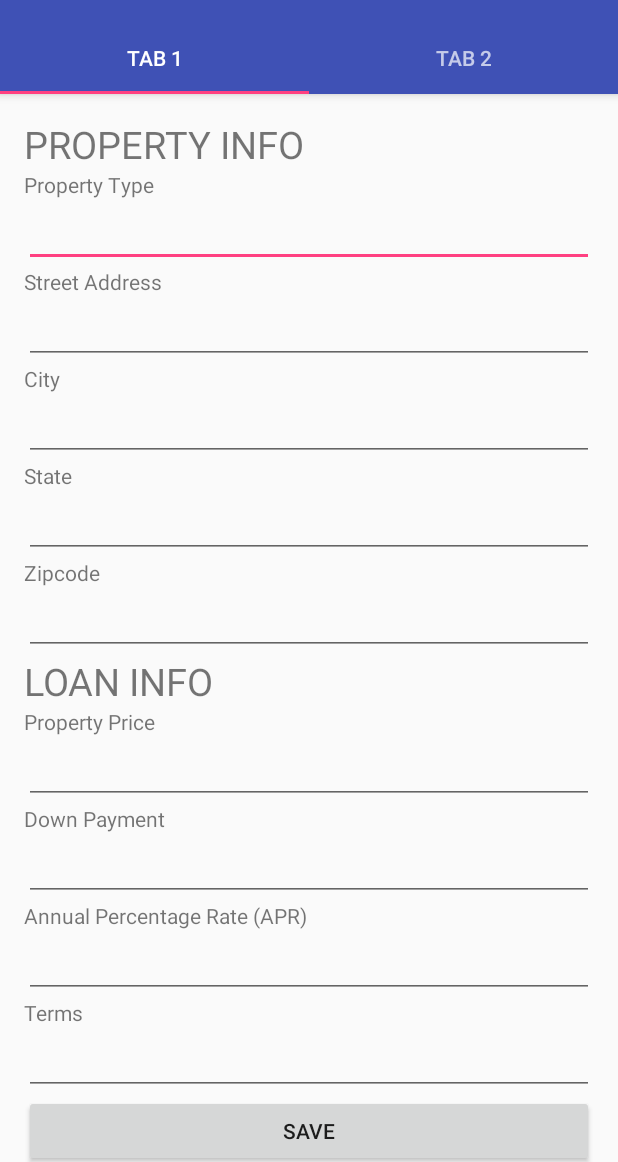
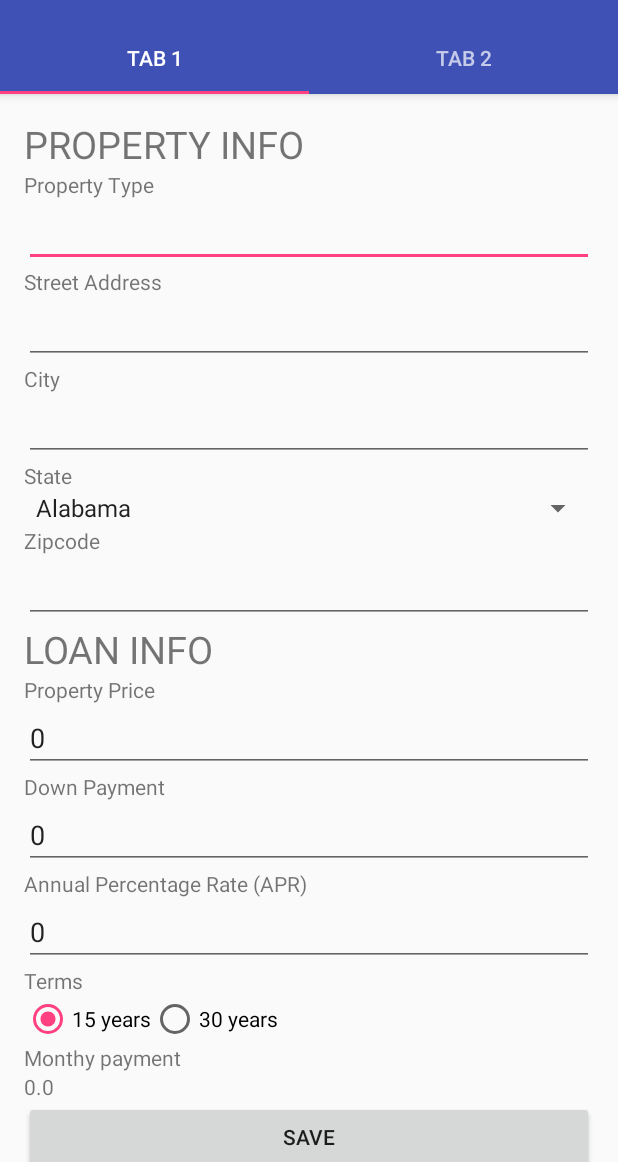
Before and after one commit to ShuzhongChen/Mortgage-Calculator, an Android app: the screen it shows after launch (MainActivity), after a tap on "SAVE", on a phone screen of 412 x 824 dp, the part 74-1236 px from its top. Run offline under Robolectric (Android 15) with nearby library versions, the phone set to English and light mode, and no system bars; libraries missing offline, so code that uses them is left out: xdroid.toaster; 1 statement that could not run was skipped.

Commit message:
feature updated

```diff
--- a/app/src/main/java/com/shuzhongchen/mortgagecalculator/Tab1NewEntry.java
+++ b/app/src/main/java/com/shuzhongchen/mortgagecalculator/Tab1NewEntry.java
@@ -6,12 +6,21 @@ package com.shuzhongchen.mortgagecalculator;
 
 import android.support.v4.app.Fragment;
 import android.os.Bundle;
+import android.text.Editable;
+import android.text.InputFilter;
+import android.text.Spanned;
+import android.text.TextWatcher;
 import android.util.Log;
 import android.view.LayoutInflater;
 import android.view.View;
 import android.view.ViewGroup;
+import android.widget.AdapterView;
 import android.widget.Button;
 import android.widget.EditText;
+import android.widget.RadioButton;
+import android.widget.RadioGroup;
+import android.widget.Spinner;
+import android.widget.TextView;
 import android.widget.Toast;
 
 import com.google.gson.reflect.TypeToken;
@@ -39,58 +48,128 @@ public class Tab1NewEntry extends Fragment{
     private List<BasicInfo> basicInfos;
 
     Button save;
+    Spinner state;
+    EditText property_type, street_address, city, zipcode, property_price, down_payment,
+            annual_percentage_rate;
+
+    RadioGroup terms_radio_group;
+
+    TextView monthy_payment;
+
+
+
+    double propertyPrice, downPayment, apr, monthyPayment;
+    int terms;
+
+
 
     @Override
     public View onCreateView(LayoutInflater inflater, ViewGroup container,
                              Bundle savedInstanceState) {
         View rootView = inflater.inflate(R.layout.tab1newentry, container, false);
 
+
+        property_type = rootView.findViewById(R.id.property_type);
+        street_address = rootView.findViewById(R.id.street_address);
+        state = rootView.findViewById(R.id.state);
+        city = rootView.findViewById(R.id.city);
+        zipcode = rootView.findViewById(R.id.zipcode);
+
+        monthy_payment = rootView.findViewById(R.id.monthy_payment);
+
+        property_price = rootView.findViewById(R.id.property_price);
+        property_price.addTextChangedListener(new TextWatcher () {
+            public void afterTextChanged(Editable s) {}
+            public void beforeTextChanged(CharSequence s, int start, int count, int after) {}
+            public void onTextChanged(CharSequence s, int start, int before, int count) {
+                if (!isDigit(s.toString())) {
+                    monthy_payment.setText("Invalid property price");
+                } else {
+                    propertyPrice = Double.parseDouble(s.toString());
+                    getMonthyPayment();
+                }
+            }
+        });
+
+
+
+        down_payment = rootView.findViewById(R.id.down_payment);
+        down_payment.addTextChangedListener(new TextWatcher () {
+            public void afterTextChanged(Editable s) {}
+            public void beforeTextChanged(CharSequence s, int start, int count, int after) {}
+            public void onTextChanged(CharSequence s, int start, int before, int count) {
+                if (!isDigit(s.toString())) {
+                    monthy_payment.setText("Invalid down payment");
+                } else {
+                    downPayment = Double.parseDouble(s.toString());
+                    getMonthyPayment();
+                }
+            }
+        });
+
+        annual_percentage_rate = rootView.findViewById(R.id.annual_percentage_rate);
+        annual_percentage_rate.addTextChangedListener(new TextWatcher () {
+            public void afterTextChanged(Editable s) {}
+            public void beforeTextChanged(CharSequence s, int start, int count, int after) {}
+            public void onTextChanged(CharSequence s, int start, int before, int count) {
+                if (!isDigit(s.toString())) {
+                    monthy_payment.setText("Invalid annual percentage rate");
+                } else {
+                    apr = Double.parseDouble(s.toString());
+                    getMonthyPayment();
+                }
+            }
+        });
+
+        terms_radio_group = rootView.findViewById(R.id.terms);
+        terms_radio_group.setOnCheckedChangeListener(new RadioGroup.OnCheckedChangeListener()
+        {
+            @Override
+            public void onCheckedChanged(RadioGroup group, int checkedId) {
+                switch(checkedId) {
+                    case R.id.radio_15:
+                        terms = 15;
+                        getMonthyPayment();
+                        break;
+                    case R.id.radio_30:
+                        terms = 30;
+                        getMonthyPayment();
+                        break;
+                }
+            }
+        });
+
+
         List<BasicInfo> savedBasicInfo = ModelUtils.read(getContext(),
                 MODEL_BASICINFO,
                 new TypeToken<List<BasicInfo>>(){});
         basicInfos = savedBasicInfo == null ? new ArrayList<BasicInfo>() : savedBasicInfo;
 
+
+
         save = rootView.findViewById(R.id.save);
         save.setOnClickListener(new View.OnClickListener() {
             public void onClick(View v) {
-                BasicInfo[] infoArray = new BasicInfo[1];
 
                 final BasicInfo basicInfo = new BasicInfo();
 
-                basicInfo.propertyType = ((EditText)getView().findViewById(R.id.property_type)).getText().toString();
-                basicInfo.streetAddress = ((EditText)getView().findViewById(R.id.street_address)).getText().toString();
-                basicInfo.city = ((EditText)getView().findViewById(R.id.city)).getText().toString();
-                basicInfo.state = ((EditText)getView().findViewById(R.id.state)).getText().toString();
-                basicInfo.zipcode = ((EditText)getView().findViewById(R.id.zipcode)).getText().toString();
+                basicInfo.propertyType = property_type.getText().toString();
 
-                String propertyPrice = ((EditText)getView().findViewById(R.id.property_price)).getText().toString();
-                if (!propertyPrice.matches("\\d+(?:\\.\\d+)?")) {
-                    Toast.makeText(getContext(), "Invalid property price", Toast.LENGTH_LONG).show();
+                basicInfo.streetAddress = street_address.getText().toString();
+                basicInfo.city = city.getText().toString();
+                basicInfo.state = state.getSelectedItem().toString();
+                basicInfo.zipcode = zipcode.getText().toString();
+
+                basicInfo.propertyPrice = propertyPrice;
+                basicInfo.downPayment = downPayment;
+                basicInfo.apr = apr;
+                basicInfo.terms = terms;
+                basicInfo.monthyPayment = monthyPayment;
+
+                if (basicInfo.streetAddress.length() == 0 && city.length() == 0) {
+                    Toaster.toast("Fail to save! Please enter street address and city!");
                     return;
                 }
-                basicInfo.propertyPrice = Float.parseFloat(propertyPrice);
-
-                String downPayment = ((EditText)getView().findViewById(R.id.down_payment)).getText().toString();
-                if (!downPayment.matches("\\d+(?:\\.\\d+)?")) {
-                    Toast.makeText(getContext(), "Invalid down payment", Toast.LENGTH_LONG).show();
-                    return;
-                }
-                basicInfo.downPayment = Float.parseFloat(downPayment);
-
-                String apr = ((EditText)getView().findViewById(R.id.annual_percentage_rate)).getText().toString();
-                if (!apr.matches("\\d+(?:\\.\\d+)?")) {
-                    Toast.makeText(getContext(), "Invalid annual percentage rate", Toast.LENGTH_LONG).show();
-                    return;
-                }
-                basicInfo.apr = Float.parseFloat(apr);
-
-                String terms = ((EditText)getView().findViewById(R.id.terms)).getText().toString();
-                if (!terms.matches("\\d+(?:\\.\\d+)?")) {
-                    Toast.makeText(getContext(), "Invalid terms", Toast.LENGTH_LONG).show();
-                    return;
-                }
-                basicInfo.terms = Integer.parseInt(apr);
-
 
                 final String tmpUrl = "http://maps.google.com/maps/api/geocode/json?address=" +
                         basicInfo.streetAddress + " " + basicInfo.city + " " + basicInfo.state + " " + basicInfo.zipcode + "&sensor=false";
@@ -115,27 +194,32 @@ public class Tab1NewEntry extends Fragment{
 
                             Log.d("latitude", "" + lat);
                             Log.d("longitude", "" + lng);
+                            String status = (String)jsonObject.get("status");
+                            Log.d("shuzhong debug status: ",status);
+                            if (status.equals("OK")) {
 
-                            basicInfo.lat = lat;
-                            basicInfo.lng = lng;
+                                basicInfo.lat = lat;
+                                basicInfo.lng = lng;
 
-                            basicInfos.add(basicInfo);
-                            ModelUtils.save(getContext(), MODEL_BASICINFO, basicInfos);
+                                basicInfos.add(basicInfo);
+                                ModelUtils.save(getContext(), MODEL_BASICINFO, basicInfos);
 
-                            Toaster.toast("latitude: " + basicInfo.lat + " longitude: " + basicInfo.lng);
-
+                                Toaster.toast("Your data has been saved!");
+                                initialize();
+                            }
 
                         } catch (Exception e) {
-                            Toaster.toast("Cannot get geo info of this address!");
+                            Toaster.toast("Fail to save! Cannot get geo info of this address!");
                         }
                     }
                 }).start();
             }
         });
 
+        initialize();
+
         return rootView;
     }
-
 
     public String getLatLongByURL(String requestURL) {
         URL url;
@@ -169,5 +253,38 @@ public class Tab1NewEntry extends Fragment{
         return response;
     }
 
+    public void getMonthyPayment() {
 
+        double loan = propertyPrice - downPayment;
+
+        double mir = apr / 12;
+
+        monthyPayment = loan * mir * Math.pow(1 + mir, terms) / (Math.pow(1 + mir, terms) + 1);
+
+        monthy_payment.setText(monthyPayment + "");
+
+    }
+
+    public boolean isDigit(String str) {
+        return str.matches("\\d+(?:\\.\\d+)?");
+    }
+
+    public void initialize() {
+        property_type.setText("");
+        street_address.setText("");
+        city.setText("");
+        zipcode.setText("");
+        state.setSelection(-1);
+
+
+        property_price.setText("0");
+        down_payment.setText("0");
+        annual_percentage_rate.setText("0");
+        terms_radio_group.check(R.id.radio_15);
+        terms = 15;
+        propertyPrice = 0;
+        downPayment = 0;
+        apr = 0;
+        monthyPayment = 0;
+    }
 }
--- a/app/src/main/java/com/shuzhongchen/mortgagecalculator/model/BasicInfo.java
+++ b/app/src/main/java/com/shuzhongchen/mortgagecalculator/model/BasicInfo.java
@@ -23,15 +23,15 @@ public class BasicInfo implements Parcelable{
 
     public String zipcode;
 
-    public float propertyPrice;
+    public double propertyPrice;
 
-    public float downPayment;
+    public double downPayment;
 
-    public float apr;
+    public double apr;
 
     public int terms;
 
-    public float monthyPayment;
+    public double monthyPayment;
 
     public double lat;
 
@@ -49,11 +49,11 @@ public class BasicInfo implements Parcelable{
         city = in.readString();
         state = in.readString();
         zipcode = in.readString();
-        propertyPrice = in.readFloat();
-        downPayment = in.readFloat();
-        apr = in.readFloat();
+        propertyPrice = in.readDouble();
+        downPayment = in.readDouble();
+        apr = in.readDouble();
         terms = in.readInt();
-        monthyPayment = in.readFloat();
+        monthyPayment = in.readDouble();
         lat = in.readDouble();
         lng = in.readDouble();
     }
@@ -83,11 +83,11 @@ public class BasicInfo implements Parcelable{
         parcel.writeString(city);
         parcel.writeString(state);
         parcel.writeString(zipcode);
-        parcel.writeFloat(propertyPrice);
-        parcel.writeFloat(downPayment);
-        parcel.writeFloat(apr);
+        parcel.writeDouble(propertyPrice);
+        parcel.writeDouble(downPayment);
+        parcel.writeDouble(apr);
         parcel.writeInt(terms);
-        parcel.writeFloat(monthyPayment);
+        parcel.writeDouble(monthyPayment);
         parcel.writeDouble(lat);
         parcel.writeDouble(lng);
     }
--- /dev/null
+++ b/app/src/main/java/com/shuzhongchen/mortgagecalculator/view/CustomOnItemSelectedListener.java
@@ -0,0 +1,25 @@
+package com.shuzhongchen.mortgagecalculator.view;
+
+/**
+ * Created by shuzhongchen on 3/27/18.
+ */
+
+import android.view.View;
+import android.widget.AdapterView;
+import android.widget.AdapterView.OnItemSelectedListener;
+import android.widget.Toast;
+
+public class CustomOnItemSelectedListener implements OnItemSelectedListener {
+
+    public void onItemSelected(AdapterView<?> parent, View view, int pos,long id) {
+        Toast.makeText(parent.getContext(),
+                "OnItemSelectedListener : " + parent.getItemAtPosition(pos).toString(),
+                Toast.LENGTH_SHORT).show();
+    }
+
+    @Override
+    public void onNothingSelected(AdapterView<?> arg0) {
+
+    }
+
+}
--- a/app/src/main/res/layout/tab1newentry.xml
+++ b/app/src/main/res/layout/tab1newentry.xml
@@ -19,8 +19,6 @@
             android:layout_width="match_parent"
             android:layout_height="wrap_content"
             android:layout_alignParentLeft="true"
-            android:layout_below="@+id/user_name_layout"
-            android:layout_toLeftOf="@+id/user_picture"
             android:text="Property Type" />
 
         <EditText
@@ -33,8 +31,6 @@
             android:layout_width="match_parent"
             android:layout_height="wrap_content"
             android:layout_alignParentLeft="true"
-            android:layout_below="@+id/user_name_layout"
-            android:layout_toLeftOf="@+id/user_picture"
             android:text="Street Address" />
 
         <EditText
@@ -47,8 +43,6 @@
             android:layout_width="match_parent"
             android:layout_height="wrap_content"
             android:layout_alignParentLeft="true"
-            android:layout_below="@+id/user_name_layout"
-            android:layout_toLeftOf="@+id/user_picture"
             android:text="City" />
 
         <EditText
@@ -61,22 +55,19 @@
             android:layout_width="match_parent"
             android:layout_height="wrap_content"
             android:layout_alignParentLeft="true"
-            android:layout_below="@+id/user_name_layout"
-            android:layout_toLeftOf="@+id/user_picture"
             android:text="State" />
 
-        <EditText
+        <Spinner
             android:id="@+id/state"
             android:layout_width="match_parent"
             android:layout_height="wrap_content"
-            android:inputType="none"/>
+            android:entries="@array/states"
+            android:prompt="@string/state_prompt" />
 
         <TextView
             android:layout_width="match_parent"
             android:layout_height="wrap_content"
             android:layout_alignParentLeft="true"
-            android:layout_below="@+id/user_name_layout"
-            android:layout_toLeftOf="@+id/user_picture"
             android:text="Zipcode" />
 
         <EditText
@@ -98,8 +89,6 @@
             android:layout_width="match_parent"
             android:layout_height="wrap_content"
             android:layout_alignParentLeft="true"
-            android:layout_below="@+id/user_name_layout"
-            android:layout_toLeftOf="@+id/user_picture"
             android:text="Property Price" />
 
         <EditText
@@ -112,8 +101,6 @@
             android:layout_width="match_parent"
             android:layout_height="wrap_content"
             android:layout_alignParentLeft="true"
-            android:layout_below="@+id/user_name_layout"
-            android:layout_toLeftOf="@+id/user_picture"
             android:text="Down Payment" />
 
         <EditText
@@ -126,8 +113,6 @@
             android:layout_width="match_parent"
             android:layout_height="wrap_content"
             android:layout_alignParentLeft="true"
-            android:layout_below="@+id/user_name_layout"
-            android:layout_toLeftOf="@+id/user_picture"
             android:text="Annual Percentage Rate (APR)" />
 
         <EditText
@@ -140,15 +125,38 @@
             android:layout_width="match_parent"
             android:layout_height="wrap_content"
             android:layout_alignParentLeft="true"
-            android:layout_below="@+id/user_name_layout"
-            android:layout_toLeftOf="@+id/user_picture"
             android:text="Terms" />
 
-        <EditText
+        <RadioGroup
             android:id="@+id/terms"
+            android:layout_width="fill_parent"
+            android:layout_height="wrap_content"
+            android:orientation="horizontal">
+
+            <RadioButton android:id="@+id/radio_15"
+                android:layout_width="wrap_content"
+                android:layout_height="wrap_content"
+                android:text="15 years"/>
+
+            <RadioButton android:id="@+id/radio_30"
+                android:layout_width="wrap_content"
+                android:layout_height="wrap_content"
+                android:text="30 years"/>
+
+        </RadioGroup>
+
+        <TextView
             android:layout_width="match_parent"
             android:layout_height="wrap_content"
-            android:inputType="none"/>
+            android:layout_alignParentLeft="true"
+            android:text="Monthy payment" />
+
+        <TextView
+            android:id="@+id/monthy_payment"
+            android:layout_width="match_parent"
+            android:layout_height="wrap_content"
+            android:layout_alignParentLeft="true"/>
+
 
         <Button
             android:id="@+id/save"
--- a/app/src/main/res/values/strings.xml
+++ b/app/src/main/res/values/strings.xml
@@ -5,4 +5,66 @@
     <string name="tab_text_3">Tab 3</string>
     <string name="action_settings">Settings</string>
     <string name="section_format">Hello World from section: %1$d</string>
+
+    <string name="state_prompt">Choose a state</string>
+
+    <string-array name="states">
+        <item>Alabama</item>
+        <item>Alaska</item>
+        <item>American Samoa</item>
+        <item>Arizona</item>
+        <item>Arkansas</item>
+        <item>California</item>
+        <item>Colorado</item>
+        <item>Connecticut</item>
+        <item>Delaware</item>
+        <item>District of Columbia</item>
+        <item>Florida</item>
+        <item>Georgia</item>
+        <item>Guam</item>
+        <item>Hawaii</item>
+        <item>Idaho</item>
+        <item>Illinois</item>
+        <item>Indiana</item>
+        <item>Iowa</item>
+        <item>Kansas</item>
+        <item>Kentucky</item>
+        <item>Louisiana</item>
+        <item>Maine</item>
+        <item>Maryland</item>
+        <item>Massachusetts</item>
+        <item>Michigan</item>
+        <item>Minnesota</item>
+        <item>Mississippi</item>
+        <item>Missouri</item>
+        <item>Montana</item>
+        <item>Nebraska</item>
+        <item>Nevada</item>
+        <item>New Hampshire</item>
+        <item>New Jersey</item>
+        <item>New Mexico</item>
+        <item>New York</item>
+        <item>North Carolina</item>
+        <item>North Dakota</item>
+        <item>Northern Marianas Islands</item>
+        <item>Ohio</item>
+        <item>Oklahoma</item>
+        <item>Oregon</item>
+        <item>Pennsylvania</item>
+        <item>Puerto Rico</item>
+        <item>Rhode Island</item>
+        <item>South Carolina</item>
+        <item>South Dakota</item>
+        <item>Tennessee</item>
+        <item>Texas</item>
+        <item>Utah</item>
+        <item>Vermont</item>
+        <item>Virginia</item>
+        <item>Virgin Islands</item>
+        <item>Washington</item>
+        <item>West Virginia</item>
+        <item>Wisconsin</item>
+        <item>Wyoming</item>
+    </string-array>
+
 </resources>
```
